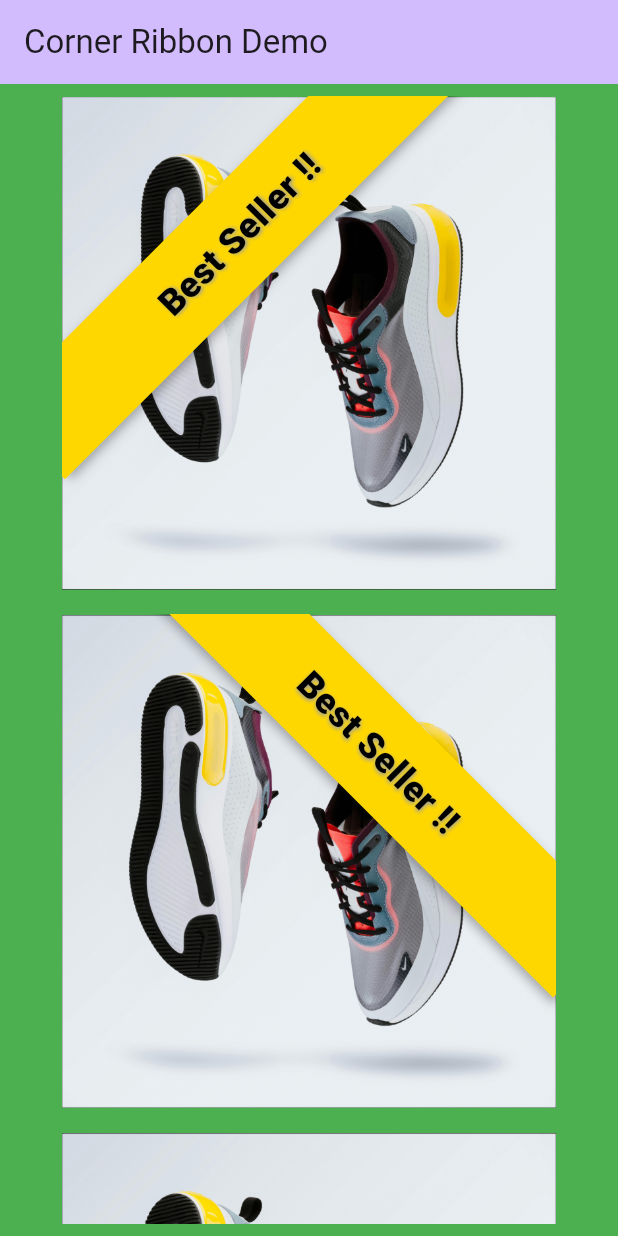
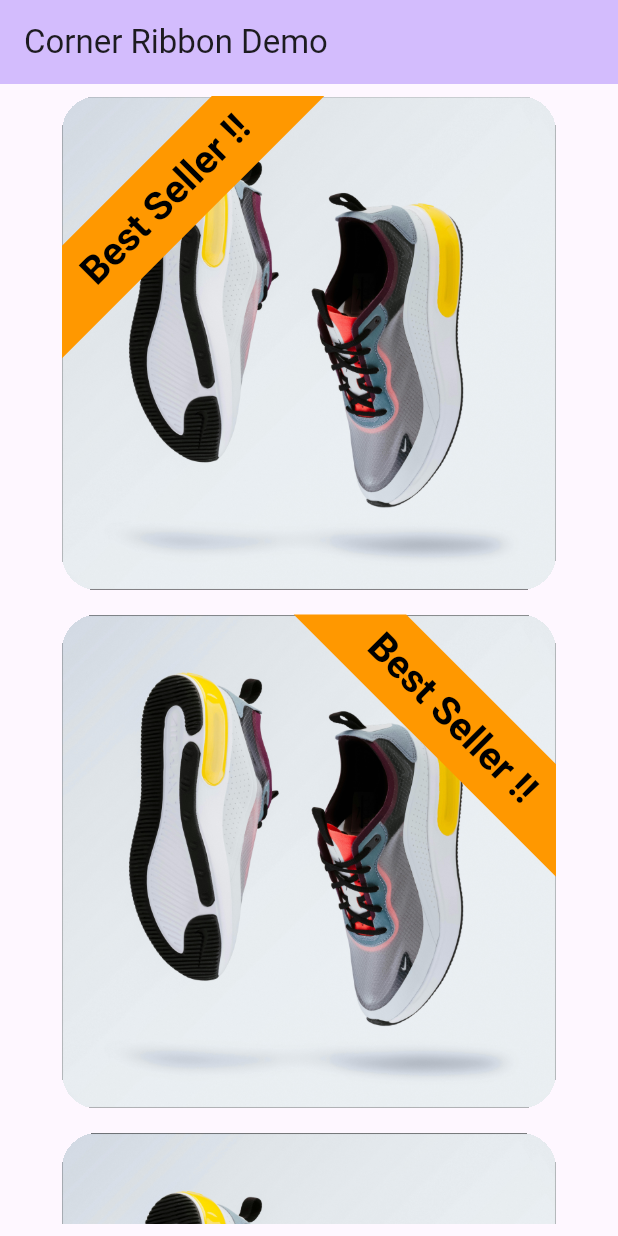
Before and after one commit to tajaouart/corner_ribbon, a Flutter app: the screen it shows after launch, on a phone screen of 412 x 824 dp. Run offline on Flutter 3.47's test engine with Material 3 defaults, Android fonts, the phone set to English and light mode, and no system bars.

Commit message:
updated ribbon to use custom paint

````diff
--- a/example/lib/main.dart
+++ b/example/lib/main.dart
@@ -33,7 +33,6 @@ class _MyHomePageState extends State<MyHomePage> {
         padding: const EdgeInsets.all(8.0),
         width: double.maxFinite,
         height: double.maxFinite,
-        color: Colors.green,
         child: SingleChildScrollView(
           child: Wrap(
             alignment: WrapAlignment.center,
@@ -41,26 +40,22 @@ class _MyHomePageState extends State<MyHomePage> {
             spacing: 16,
             children: [
               for (final position in RibbonPosition.values)
-                SizedBox(
+                Container(
+                  width: MediaQuery.of(context).size.width * 0.8,
                   height: MediaQuery.of(context).size.width * 0.8,
-                  width: MediaQuery.of(context).size.width * 0.8,
+                  decoration: BoxDecoration(
+                    borderRadius: BorderRadius.circular(24),
+                  ),
+                  clipBehavior: Clip.hardEdge,
                   child: CornerRibbon(
-                    label: 'Best Seller !!',
+                    ribbonColor: Colors.orange,
+                    text: 'Best Seller !!',
                     position: position,
                     textStyle: const TextStyle(
+                      fontWeight: FontWeight.bold,
                       color: Colors.black,
-                      fontWeight: FontWeight.w900,
-                      fontSize: 24,
-                      shadows: [
-                        Shadow(
-                          blurRadius: 3.0,
-                          color: Colors.grey,
-                          offset: Offset(1.0, 1.0),
-                        ),
-                      ],
+                      fontSize: 26,
                     ),
-                    ribbonColor: const Color(0xFFFFD700),
-                    // More vibrant yellow
                     child: Image.asset('assets/shoes.png'),
                   ),
                 ),
--- a/lib/src/corner_ribbon.dart
+++ b/lib/src/corner_ribbon.dart
@@ -4,160 +4,303 @@ import 'package:flutter/material.dart';
 
 import '../corner_ribbon.dart';
 
+/// A widget that displays a customizable corner ribbon with text.
+///
+/// The `CornerRibbon` widget can be positioned at any corner of its parent
+/// with customizable colors, text styles, and offsets. The widget also allows
+/// for a `child` widget over which the ribbon is displayed.
 class CornerRibbon extends StatelessWidget {
+  /// The position of the ribbon relative to the corner or side of the parent widget.
+  ///
+  /// Options are provided by the `RibbonPosition` enum, which includes:
+  /// - `RibbonPosition.topLeft`: Top-left corner.
+  /// - `RibbonPosition.topRight`: Top-right corner.
+  /// - `RibbonPosition.bottomLeft`: Bottom-left corner.
+  /// - `RibbonPosition.bottomRight`: Bottom-right corner.
+  /// - Additional horizontal and vertical options like `horizontalTop`, `verticalCenter`, etc.
+  ///
+  /// Defaults to `RibbonPosition.topLeft`.
   final RibbonPosition position;
-  final Decoration? decoration;
-  final TextStyle? textStyle;
+
+  /// The style of the text displayed on the ribbon.
+  ///
+  /// Customize the font size, color, weight, etc., using the `TextStyle` class.
+  /// Defaults to a bold, black font with size 16.
+  final TextStyle textStyle;
+
+  /// The color of the ribbon.
+  ///
+  /// This sets the background color of the ribbon. Defaults to `Colors.blue`.
   final Color ribbonColor;
+
+  /// The offset distance of the ribbon from the corner.
+  ///
+  /// The ribbon will start this distance away from the specified corner, allowing
+  /// for a "detached" look. If set to 0, the ribbon will touch the corner directly.
+  /// Defaults to 0.
+  final int cornerOffset;
+
+  /// The stroke width (thickness) of the ribbon.
+  ///
+  /// This determines the width of the ribbon shape extending from the corner.
+  /// Increasing the value makes the ribbon appear thicker.
+  /// Defaults to 200.
+  final int ribbonStroke;
+
+  /// The main content widget over which the ribbon will be displayed.
+  ///
+  /// This widget is positioned below the ribbon in the `Stack` layout, allowing the ribbon
+  /// to overlay any provided child widget.
   final Widget child;
-  final String label;
-  final int maxLines;
 
+  /// The text displayed on the ribbon.
+  ///
+  /// Text that appears on the ribbon, usually used for labels or messages like "SALE", "NEW",
+  /// or any other relevant text.
+  final String text;
+
+  /// Creates a customizable corner ribbon widget.
+  ///
+  /// Example usage:
+  /// ```dart
+  /// CornerRibbon(
+  ///   ribbonColor: Colors.red,
+  ///   text: "SALE",
+  ///   child: Container(color: Colors.white),
+  ///   position: RibbonPosition.bottomRight,
+  ///   ribbonStroke: 150,
+  ///   cornerOffset: 10,
+  ///   textStyle: TextStyle(color: Colors.white, fontWeight: FontWeight.bold),
+  /// )
+  /// ```
   const CornerRibbon({
+    required this.ribbonColor,
+    required this.child,
+    required this.text,
+    this.position = RibbonPosition.topLeft,
+    this.cornerOffset = 100,
+    this.ribbonStroke = 75,
+    this.textStyle = const TextStyle(
+      color: Colors.black,
+      fontWeight: FontWeight.bold,
+      fontSize: 16,
+    ),
     super.key,
-    required this.child,
-    required this.label,
-    this.position = RibbonPosition.topLeft,
-    this.ribbonColor = Colors.blue,
-    this.maxLines = 1,
-    this.decoration,
-    this.textStyle,
   });
 
   @override
   Widget build(BuildContext context) {
-    return LayoutBuilder(
-      builder: (context, constraints) {
-        final double ribbonWidth = constraints.maxWidth * 1.2;
-        final double ribbonHeight = constraints.maxHeight * 0.2;
-        final double adjustedFontSize = (ribbonWidth + ribbonHeight) * 0.07;
-
-        return Stack(
-          alignment: _getStackAlignment(),
-          children: [
-            child,
-            Positioned(
-              right: _getRightPosition(ribbonWidth, ribbonHeight),
-              left: _getLeftPosition(ribbonWidth, ribbonHeight),
-              bottom: _getBottomPosition(ribbonWidth),
-              top: _getTopPosition(ribbonWidth),
-              child: Transform.rotate(
-                angle: _getAngle(),
-                child: Container(
-                  height: ribbonHeight,
-                  width: ribbonWidth,
-                  alignment: Alignment.center,
-                  decoration: decoration ??
-                      BoxDecoration(
-                        color: ribbonColor,
-                        boxShadow: [
-                          BoxShadow(
-                            color: Colors.black.withOpacity(0.3),
-                            offset: const Offset(3, 3),
-                            blurRadius: 5,
-                          ),
-                        ],
-                      ),
-                  child: Text(
-                    label,
-                    textAlign: TextAlign.center,
-                    maxLines: maxLines,
-                    style: textStyle ??
-                        TextStyle(
-                          fontWeight: FontWeight.bold,
-                          color: Colors.white,
-                          fontSize: adjustedFontSize,
-                        ),
-                  ),
-                ),
-              ),
-            ),
-          ],
-        );
-      },
+    return Stack(
+      alignment: Alignment.center,
+      children: [
+        child,
+        CustomPaint(
+          painter: _RibbonPainter(
+            ribbonStroke: ribbonStroke,
+            cornerOffset: cornerOffset,
+            ribbonColor: ribbonColor,
+            textStyle: textStyle,
+            position: position,
+            text: text,
+          ),
+          child: Container(), // This ensures the CustomPaint fills the area
+        ),
+      ],
     );
   }
+}
 
-  AlignmentGeometry _getStackAlignment() {
+class _RibbonPainter extends CustomPainter {
+  final RibbonPosition position;
+  final TextStyle textStyle;
+  final Color ribbonColor;
+  final int cornerOffset;
+  final int ribbonStroke;
+  final String text;
+
+  _RibbonPainter({
+    required this.ribbonStroke,
+    required this.cornerOffset,
+    required this.ribbonColor,
+    required this.textStyle,
+    required this.position,
+    required this.text,
+  });
+
+  @override
+  void paint(Canvas canvas, Size size) {
+    final offset = cornerOffset.toDouble();
+    final ribbonWidth = ribbonStroke.toDouble();
+    final paint = Paint()
+      ..color = ribbonColor
+      ..style = PaintingStyle.fill;
+
+    final path = Path();
+
+    // Define the path based on the ribbon position.
     switch (position) {
+      case RibbonPosition.topLeft:
+        path.moveTo(0, offset);
+        path.lineTo(offset, 0);
+        path.lineTo(offset + ribbonWidth, 0);
+        path.lineTo(0, offset + ribbonWidth);
+        path.close();
+        break;
+
+      case RibbonPosition.topRight:
+        path.moveTo(size.width, offset);
+        path.lineTo(size.width - offset, 0);
+        path.lineTo(size.width - offset - ribbonWidth, 0);
+        path.lineTo(size.width, offset + ribbonWidth);
+        path.close();
+        break;
+
+      case RibbonPosition.bottomLeft:
+        path.moveTo(0, size.height - offset);
+        path.lineTo(offset, size.height);
+        path.lineTo(offset + ribbonWidth, size.height);
+        path.lineTo(0, size.height - offset - ribbonWidth);
+        path.close();
+        break;
+
+      case RibbonPosition.bottomRight:
+        path.moveTo(size.width, size.height - offset);
+        path.lineTo(size.width - offset, size.height);
+        path.lineTo(size.width - offset - ribbonWidth, size.height);
+        path.lineTo(size.width, size.height - offset - ribbonWidth);
+        path.close();
+        break;
+
+      case RibbonPosition.horizontalTop:
+        path.moveTo(0, offset);
+        path.lineTo(size.width, offset);
+        path.lineTo(size.width, offset + ribbonWidth);
+        path.lineTo(0, offset + ribbonWidth);
+        path.close();
+        break;
+
+      case RibbonPosition.horizontalCenter:
+        final centerY = size.height / 2;
+        path.moveTo(0, centerY - ribbonWidth / 2);
+        path.lineTo(size.width, centerY - ribbonWidth / 2);
+        path.lineTo(size.width, centerY + ribbonWidth / 2);
+        path.lineTo(0, centerY + ribbonWidth / 2);
+        path.close();
+        break;
+
+      case RibbonPosition.horizontalBottom:
+        path.moveTo(0, size.height - offset);
+        path.lineTo(size.width, size.height - offset);
+        path.lineTo(size.width, size.height - offset - ribbonWidth);
+        path.lineTo(0, size.height - offset - ribbonWidth);
+        path.close();
+        break;
+
+      case RibbonPosition.verticalLeft:
+        path.moveTo(offset, 0);
+        path.lineTo(offset + ribbonWidth, 0);
+        path.lineTo(offset + ribbonWidth, size.height);
+        path.lineTo(offset, size.height);
+        path.close();
+        break;
+
+      case RibbonPosition.verticalCenter:
+        final centerX = size.width / 2;
+        path.moveTo(centerX - ribbonWidth / 2, 0);
+        path.lineTo(centerX + ribbonWidth / 2, 0);
+        path.lineTo(centerX + ribbonWidth / 2, size.height);
+        path.lineTo(centerX - ribbonWidth / 2, size.height);
+        path.close();
+        break;
+
       case RibbonPosition.verticalRight:
-        return AlignmentDirectional.centerEnd;
-      case RibbonPosition.verticalCenter:
-        return AlignmentDirectional.center;
-      case RibbonPosition.verticalLeft:
-        return AlignmentDirectional.centerStart;
-      case RibbonPosition.horizontalBottom:
-        return AlignmentDirectional.bottomCenter;
-      case RibbonPosition.horizontalCenter:
-        return AlignmentDirectional.center;
-      case RibbonPosition.horizontalTop:
-        return AlignmentDirectional.topCenter;
+        path.moveTo(size.width - offset, 0);
+        path.lineTo(size.width - offset - ribbonWidth, 0);
+        path.lineTo(size.width - offset - ribbonWidth, size.height);
+        path.lineTo(size.width - offset, size.height);
+        path.close();
+        break;
+    }
+
+    canvas.drawPath(path, paint);
+
+    // Draw the centered text on the ribbon
+    final textSpan = TextSpan(text: text, style: textStyle);
+    final textPainter = TextPainter(
+      text: textSpan,
+      textAlign: TextAlign.center,
+      textDirection: TextDirection.ltr,
+    );
+
+    textPainter.layout();
+
+    final pathBounds = path.getBounds();
+    var textX = pathBounds.center.dx;
+    var textY = pathBounds.center.dy;
+
+    switch (position) {
+      case RibbonPosition.topLeft:
+        textX -= ribbonStroke / 4;
+        textY -= ribbonStroke / 4;
+        break;
+      case RibbonPosition.topRight:
+        textX += ribbonStroke / 4;
+        textY -= ribbonStroke / 4;
+        break;
+      case RibbonPosition.bottomLeft:
+        textX -= ribbonStroke / 4;
+        textY += ribbonStroke / 4;
+        break;
+      case RibbonPosition.bottomRight:
+        textX += ribbonStroke / 4;
+        textY += ribbonStroke / 4;
+        break;
+      default:
+        // No adjustment needed for non-corner positions
+        break;
+    }
+
+    canvas.save();
+    canvas.translate(textX, textY);
+
+    switch (position) {
+      case RibbonPosition.topLeft:
+      case RibbonPosition.bottomRight:
+        canvas.rotate(-pi / 4);
+        break;
       case RibbonPosition.topRight:
       case RibbonPosition.bottomLeft:
-      case RibbonPosition.bottomRight:
-      case RibbonPosition.topLeft:
-        return AlignmentDirectional.center;
+        canvas.rotate(pi / 4);
+        break;
+      case RibbonPosition.horizontalTop:
+      case RibbonPosition.horizontalCenter:
+      case RibbonPosition.horizontalBottom:
+        canvas.rotate(0);
+        break;
+      case RibbonPosition.verticalLeft:
+      case RibbonPosition.verticalCenter:
+      case RibbonPosition.verticalRight:
+        canvas.rotate(-pi / 2);
+        break;
     }
+
+    textPainter.paint(
+      canvas,
+      Offset(
+        -textPainter.width / 2,
+        -textPainter.height / 2,
+      ),
+    );
+    canvas.restore();
   }
 
-  double _getAngle() {
-    switch (position) {
-      case RibbonPosition.topRight:
-      case RibbonPosition.bottomLeft:
-        return pi / 4;
-      case RibbonPosition.bottomRight:
-      case RibbonPosition.topLeft:
-        return -pi / 4;
-      case RibbonPosition.verticalRight:
-      case RibbonPosition.verticalCenter:
-      case RibbonPosition.verticalLeft:
-        return -pi / 2;
-      case RibbonPosition.horizontalBottom:
-      case RibbonPosition.horizontalCenter:
-      case RibbonPosition.horizontalTop:
-        return 0;
-    }
-  }
-
-  double? _getLeftPosition(double width, double ribbonHeight) {
-    if (position == RibbonPosition.topLeft ||
-        position == RibbonPosition.bottomLeft) {
-      return -width * 0.2;
-    }
-
-    if (position == RibbonPosition.verticalLeft) {
-      return (-width / 2) + ribbonHeight / 2;
-    }
-
-    return null;
-  }
-
-  double? _getRightPosition(double width, double ribbonHeight) {
-    if (position == RibbonPosition.topRight ||
-        position == RibbonPosition.bottomRight) {
-      return -width * 0.2;
-    }
-
-    if (position == RibbonPosition.verticalRight) {
-      return (-width / 2) + ribbonHeight / 2;
-    }
-    return null;
-  }
-
-  double? _getTopPosition(double width) {
-    if (position == RibbonPosition.topLeft ||
-        position == RibbonPosition.topRight) {
-      return width * 0.15;
-    }
-
-    return null;
-  }
-
-  double? _getBottomPosition(double width) {
-    if (position == RibbonPosition.bottomLeft ||
-        position == RibbonPosition.bottomRight) {
-      return width * 0.15;
-    }
-    return null;
+  @override
+  bool shouldRepaint(covariant _RibbonPainter oldDelegate) {
+    return oldDelegate.ribbonColor != ribbonColor ||
+        oldDelegate.cornerOffset != cornerOffset ||
+        oldDelegate.ribbonStroke != ribbonStroke ||
+        oldDelegate.position != position ||
+        oldDelegate.text != text ||
+        oldDelegate.textStyle != textStyle;
   }
 }
````
